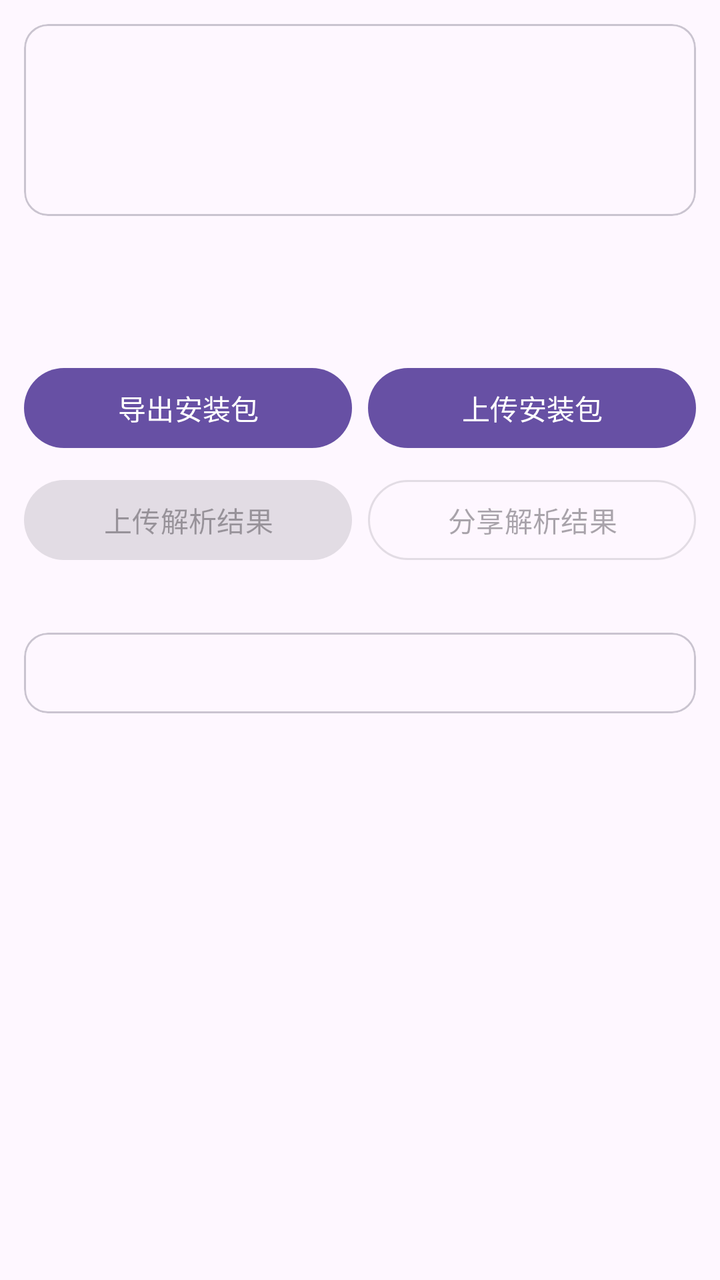
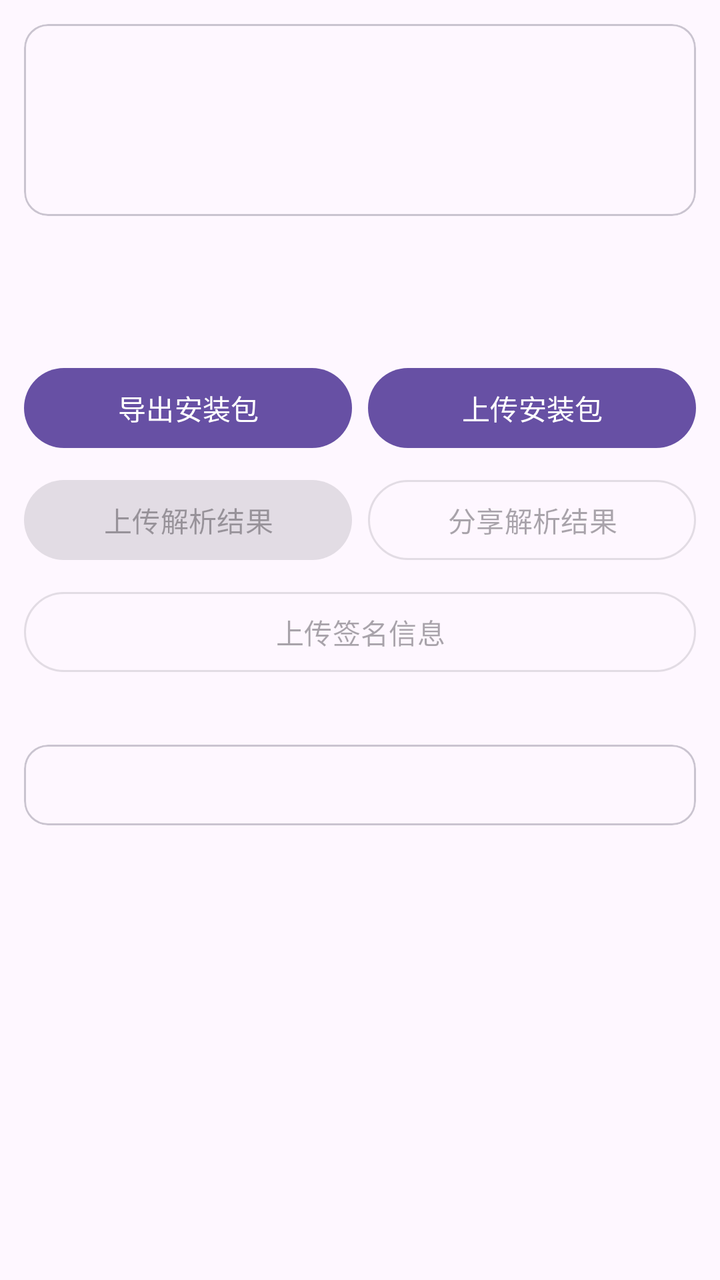

Two renders of the same Android screen: before a commit and after it. Below are the layout's source before the change and the commit's diff.
<!-- AndroidManifest.xml: application theme Theme.ParserApp -->
<!-- res/layout/activity_app.xml -->
<?xml version="1.0" encoding="utf-8"?>
<ScrollView xmlns:android="http://schemas.android.com/apk/res/android"
    xmlns:app="http://schemas.android.com/apk/res-auto"
    xmlns:tools="http://schemas.android.com/tools"
    android:id="@+id/root"
    android:layout_width="match_parent"
    android:layout_height="match_parent"
    android:fitsSystemWindows="true"
    tools:context=".AppActivity">

    <LinearLayout
        android:layout_width="match_parent"
        android:layout_height="wrap_content"
        android:orientation="vertical"
        android:padding="12dp">

        
        <com.google.android.material.card.MaterialCardView
            style="?attr/materialCardViewOutlinedStyle"
            android:layout_width="match_parent"
            android:layout_height="wrap_content"
            android:layout_marginBottom="12dp"
            app:cardCornerRadius="12dp">

            <LinearLayout
                android:layout_width="match_parent"
                android:layout_height="wrap_content"
                android:gravity="center_vertical"
                android:orientation="horizontal"
                android:padding="16dp">

                <ImageView
                    android:id="@+id/appIconImageView"
                    android:layout_width="64dp"
                    android:layout_height="64dp"
                    android:contentDescription="@string/app_icon" />

                <TextView
                    android:id="@+id/tv_file_path"
                    android:layout_width="0dp"
                    android:layout_height="wrap_content"
                    android:layout_marginStart="16dp"
                    android:layout_weight="1"
                    android:textColor="?android:attr/textColorSecondary"
                    android:textIsSelectable="true"
                    android:textSize="12sp" />

            </LinearLayout>

        </com.google.android.material.card.MaterialCardView>

        <ProgressBar
            android:id="@+id/progress"
            android:layout_width="match_parent"
            android:layout_height="wrap_content"
            android:layout_marginBottom="12dp"
            android:indeterminate="true" />

        
        <LinearLayout
            android:layout_width="match_parent"
            android:layout_height="wrap_content"
            android:layout_marginBottom="8dp"
            android:orientation="horizontal">

            <com.google.android.material.button.MaterialButton
                android:id="@+id/btn_export"
                android:layout_width="0dp"
                android:layout_height="wrap_content"
                android:layout_weight="1"
                android:layout_marginEnd="8dp"
                android:text="@string/export_apk" />

            <com.google.android.material.button.MaterialButton
                android:id="@+id/btn_upload_apk"
                android:layout_width="0dp"
                android:layout_height="wrap_content"
                android:layout_weight="1"
                android:text="@string/upload_apk" />

        </LinearLayout>

        
        <LinearLayout
            android:layout_width="match_parent"
            android:layout_height="wrap_content"
            android:orientation="horizontal">

            <com.google.android.material.button.MaterialButton
                android:id="@+id/btn_upload"
                android:layout_width="0dp"
                android:layout_height="wrap_content"
                android:layout_weight="1"
                android:layout_marginEnd="8dp"
                android:enabled="false"
                android:text="@string/upload_result" />

            <com.google.android.material.button.MaterialButton
                android:id="@+id/btn_share"
                style="?attr/materialButtonOutlinedStyle"
                android:layout_width="0dp"
                android:layout_height="wrap_content"
                android:layout_weight="1"
                android:enabled="false"
                android:text="@string/share_result" />

        </LinearLayout>

        <TextView
            android:id="@+id/tv_upload_status"
            android:layout_width="match_parent"
            android:layout_height="wrap_content"
            android:layout_marginTop="4dp"
            android:layout_marginBottom="12dp"
            android:textColor="?android:attr/textColorSecondary"
            android:textIsSelectable="true"
            android:textSize="12sp" />

        
        <com.google.android.material.card.MaterialCardView
            style="?attr/materialCardViewOutlinedStyle"
            android:layout_width="match_parent"
            android:layout_height="wrap_content"
            app:cardCornerRadius="12dp">

            <TextView
                android:id="@+id/tv_app_info"
                android:layout_width="match_parent"
                android:layout_height="wrap_content"
                android:fontFamily="monospace"
                android:padding="12dp"
                android:textIsSelectable="true"
                android:textSize="12sp" />

        </com.google.android.material.card.MaterialCardView>

    </LinearLayout>

</ScrollView>
<!-- resources referenced by this layout -->
<resources>
  <string name="app_icon">应用图标</string>
  <string name="export_apk">导出安装包</string>
  <string name="share_result">分享解析结果</string>
  <string name="upload_apk">上传安装包</string>
  <string name="upload_result">上传解析结果</string>
  <style name="Theme.ParserApp" parent="Theme.Material3.DayNight" />
</resources>

<!-- the commit's change to res/layout/activity_app.xml (unified diff, before → after) -->
@@ -106,6 +106,15 @@
 
         </LinearLayout>
 
+        <com.google.android.material.button.MaterialButton
+            android:id="@+id/btn_upload_signature"
+            style="?attr/materialButtonOutlinedStyle"
+            android:layout_width="match_parent"
+            android:layout_height="wrap_content"
+            android:layout_marginTop="8dp"
+            android:enabled="false"
+            android:text="@string/upload_signature" />
+
         <TextView
             android:id="@+id/tv_upload_status"
             android:layout_width="match_parent"
<!-- resource entries referenced after the edit -->
@@ -5,6 +5,7 @@
   <string name="share_result">分享解析结果</string>
   <string name="upload_apk">上传安装包</string>
   <string name="upload_result">上传解析结果</string>
+  <string name="upload_signature">上传签名信息</string>
   <style name="Theme.ParserApp" parent="Theme.Material3.DayNight" />
 </resources>
 
